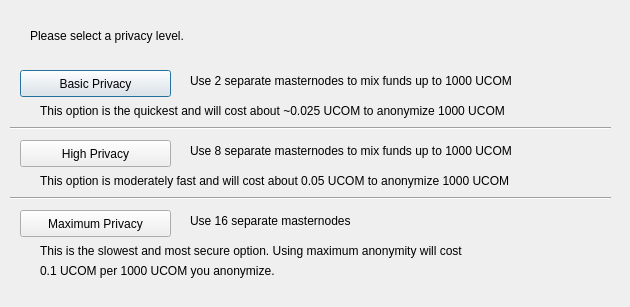
GabitJunior/kzcash, file src/qt/forms/darksendconfig.ui: the form before one commit.
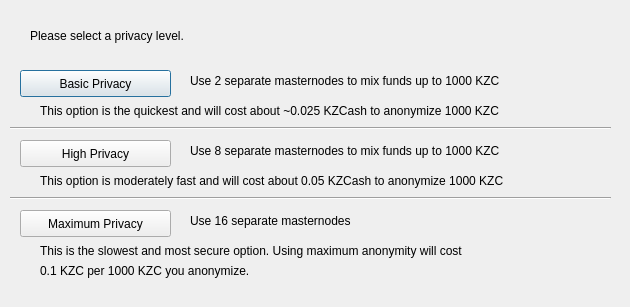
The form after the commit.

Commit message: Release KZCash, v0.1.9.1

What changed in the file:
```diff
--- a/src/qt/forms/darksendconfig.ui
+++ b/src/qt/forms/darksendconfig.ui
@@ -75,7 +75,7 @@
     </rect>
    </property>
    <property name="text">
-    <string>Use 2 separate masternodes to mix funds up to 1000 UCOM</string>
+    <string>Use 2 separate masternodes to mix funds up to 1000 KZC</string>
    </property>
   </widget>
   <widget class="QLabel" name="label_3">
@@ -88,7 +88,7 @@
     </rect>
    </property>
    <property name="text">
-    <string>Use 8 separate masternodes to mix funds up to 1000 UCOM</string>
+    <string>Use 8 separate masternodes to mix funds up to 1000 KZC</string>
    </property>
   </widget>
   <widget class="QLabel" name="label_4">
@@ -114,7 +114,7 @@
     </rect>
    </property>
    <property name="text">
-    <string>This option is the quickest and will cost about ~0.025 UCOM to anonymize 1000 UCOM</string>
+    <string>This option is the quickest and will cost about ~0.025 KZCash to anonymize 1000 KZC</string>
    </property>
   </widget>
   <widget class="QLabel" name="label_7">
@@ -127,7 +127,7 @@
     </rect>
    </property>
    <property name="text">
-    <string>This option is moderately fast and will cost about 0.05 UCOM to anonymize 1000 UCOM</string>
+    <string>This option is moderately fast and will cost about 0.05 KZCash to anonymize 1000 KZC</string>
    </property>
   </widget>
   <widget class="QLabel" name="label_8">
@@ -153,7 +153,7 @@
     </rect>
    </property>
    <property name="text">
-    <string>0.1 UCOM per 1000 UCOM you anonymize.</string>
+    <string>0.1 KZC per 1000 KZC you anonymize.</string>
    </property>
   </widget>
   <widget class="Line" name="line">
```
The commit also changes 470 other files.
